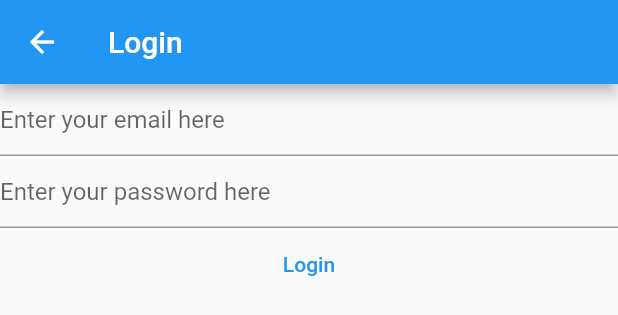
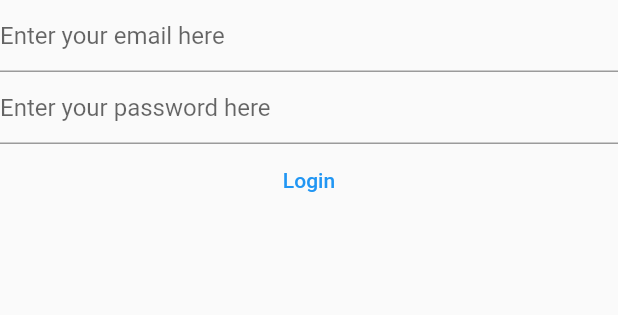
Before and after one commit to balsa-sarenac/my_awesome_notes, a Flutter app: the LoginView widget shown alone on an empty page, opened directly, on a phone screen of 412 x 824 dp. Shown: the top 315 px of the screen. Run offline on Flutter 3.47's test engine with Material 2 defaults, Android fonts, the phone set to English and light mode, and no system bars; our stand-ins replace firebase_auth, firebase_core; accounts and stored records are empty.

Commit message:
refactor(core): cleanup of login and register views
Since we're doing Firebase initialization in HomePage,
we don't need that duplicated logic here as well.
UI change: instead of returning Scaffolds, return Column.

```diff
--- a/lib/views/login_view.dart
+++ b/lib/views/login_view.dart
@@ -1,9 +1,7 @@
 import 'dart:developer';
 
-import 'package:firebase_core/firebase_core.dart';
 import 'package:flutter/material.dart';
 import 'package:firebase_auth/firebase_auth.dart';
-import '../firebase_options.dart';
 
 class LoginView extends StatefulWidget {
   const LoginView({super.key});
@@ -32,16 +30,6 @@ class _LoginViewState extends State<LoginView> {
 
   @override
   Widget build(BuildContext context) {
-    return Scaffold(
-      appBar: AppBar(
-        title: const Text('Login'),
-      ),
-      body: FutureBuilder(
-        future: Firebase.initializeApp(
-            options: DefaultFirebaseOptions.currentPlatform),
-        builder: (BuildContext context, AsyncSnapshot<dynamic> snapshot) {
-          switch (snapshot.connectionState) {
-            case ConnectionState.done:
     return Column(
       children: [
         TextField(
@@ -49,16 +37,15 @@ class _LoginViewState extends State<LoginView> {
           enableSuggestions: false,
           autocorrect: false,
           keyboardType: TextInputType.emailAddress,
-                    decoration: const InputDecoration(
-                        hintText: 'Enter your email here'),
+          decoration: const InputDecoration(hintText: 'Enter your email here'),
         ),
         TextField(
           controller: _passwordController,
           obscureText: true,
           enableSuggestions: false,
           autocorrect: false,
-                    decoration: const InputDecoration(
-                        hintText: 'Enter your password here'),
+          decoration:
+              const InputDecoration(hintText: 'Enter your password here'),
         ),
         TextButton(
             onPressed: () async {
@@ -80,12 +67,5 @@ class _LoginViewState extends State<LoginView> {
             child: const Text('Login')),
       ],
     );
-
-            default:
-              return const Center(child: Text('Loading...'));
-          }
-        },
-      ),
-    );
   }
 }
```
Also changed, not shown: lib/views/register_view.dart (+3 -23 lines). Lines whose indentation alone changed are shown as unchanged.
